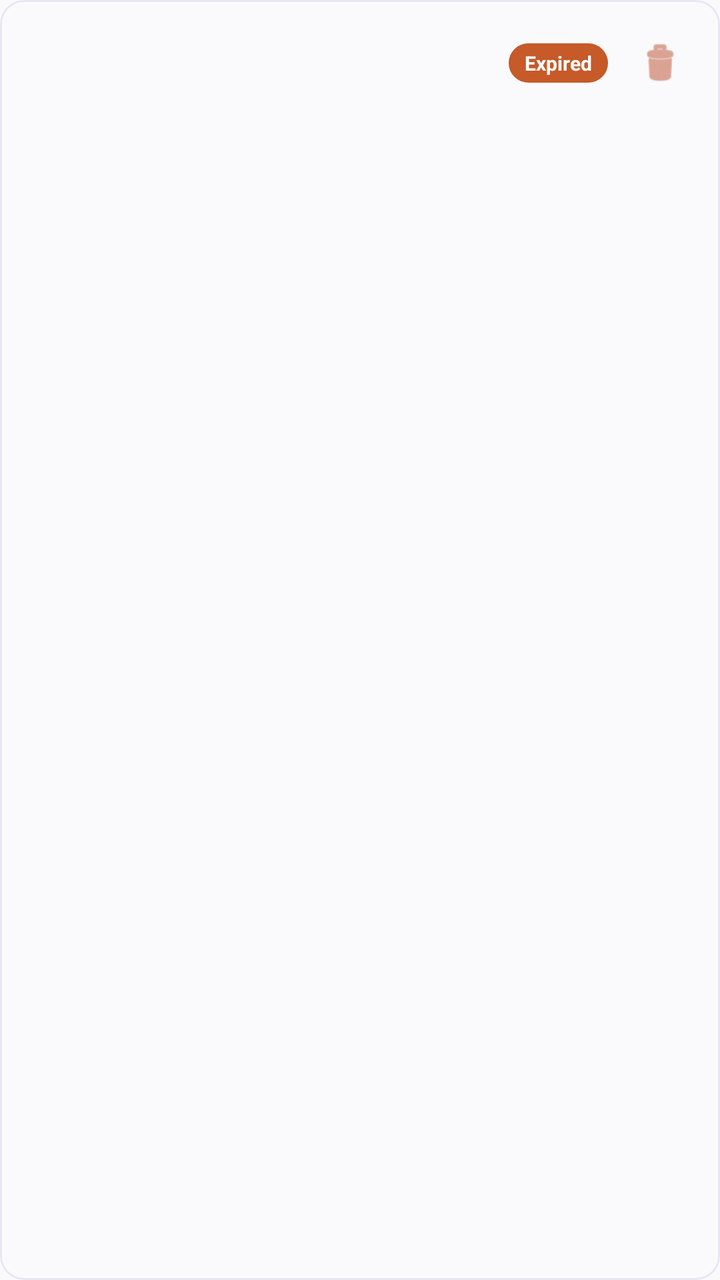
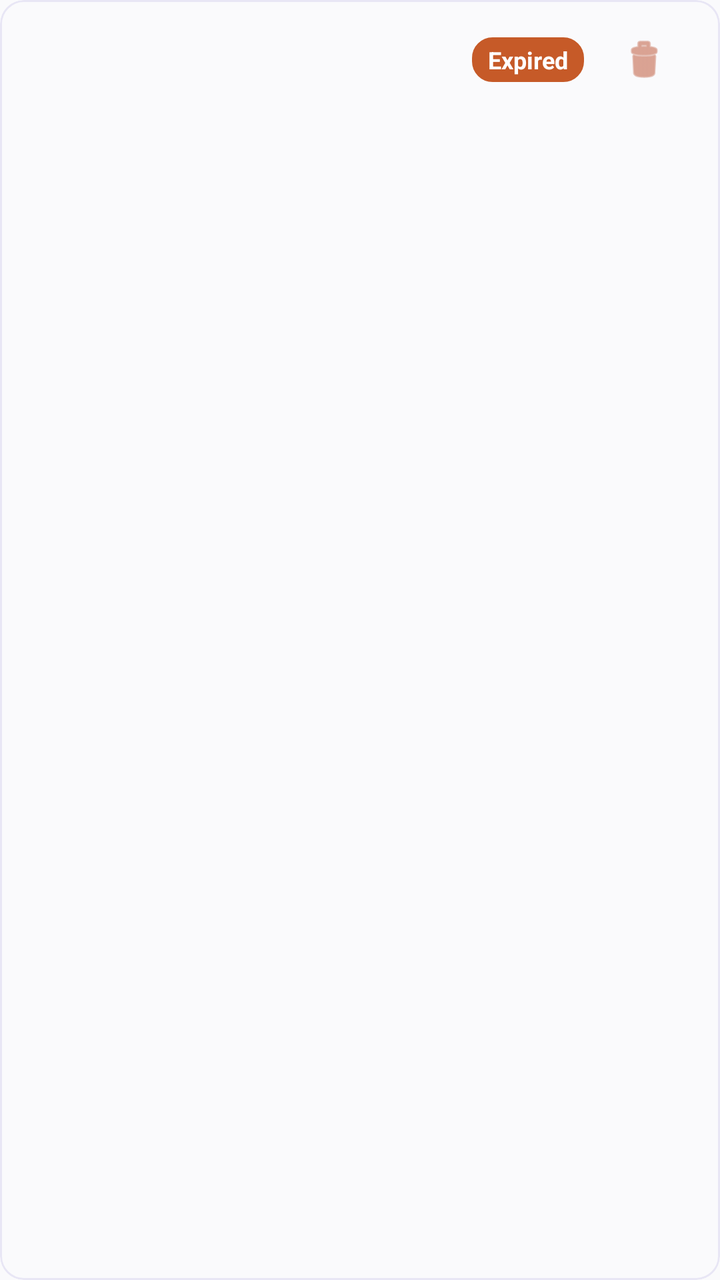

An Android layout rendered at two revisions. The XML below is the earlier revision; the diff shows what the commit changed to produce the second picture.
<!-- AndroidManifest.xml: application theme Theme.Reminder -->
<!-- res/layout/reminder_item.xml -->
<?xml version="1.0" encoding="utf-8"?>
<com.google.android.material.card.MaterialCardView xmlns:android="http://schemas.android.com/apk/res/android"
    xmlns:app="http://schemas.android.com/apk/res-auto"
    android:layout_width="match_parent"
    android:layout_height="wrap_content"
    android:layout_marginBottom="8dp"
    app:cardElevation="0dp"
    app:cardCornerRadius="12dp"
    app:strokeWidth="1dp"
    app:strokeColor="@color/colorDivider"
    app:cardBackgroundColor="@color/colorBackground">

    <LinearLayout
        android:layout_width="match_parent"
        android:layout_height="wrap_content"
        android:orientation="horizontal"
        android:gravity="center_vertical"
        android:paddingHorizontal="14dp"
        android:paddingVertical="12dp">

        
        <LinearLayout
            android:layout_width="0dp"
            android:layout_height="wrap_content"
            android:layout_weight="1"
            android:orientation="vertical">

            <TextView
                android:id="@+id/reminderText"
                android:layout_width="wrap_content"
                android:layout_height="wrap_content"
                android:textColor="?android:attr/textColorPrimary"
                android:textSize="14sp"
                android:textStyle="bold" />

            <TextView
                android:id="@+id/reminderTime"
                android:layout_width="wrap_content"
                android:layout_height="wrap_content"
                android:textColor="?android:attr/textColorSecondary"
                android:textSize="12sp"
                android:layout_marginTop="4dp" />
        </LinearLayout>

        
        <TextView
            android:id="@+id/expiredIcon"
            android:layout_width="wrap_content"
            android:layout_height="wrap_content"
            android:text="Expired"
            android:textColor="#FFFFFF"
            android:textSize="10sp"
            android:textStyle="bold"
            android:background="@drawable/rounded_secondary_button"
            android:paddingHorizontal="8dp"
            android:paddingVertical="3dp"
            android:layout_marginEnd="10dp"
            android:visibility="visible"
            app:backgroundTint="@color/colorExpired" />

        
        <ImageView
            android:id="@+id/rescheduleButton"
            android:layout_width="32dp"
            android:layout_height="32dp"
            android:background="?attr/selectableItemBackgroundBorderless"
            android:padding="4dp"
            android:contentDescription="Reschedule Reminder"
            android:src="@android:drawable/ic_menu_my_calendar"
            android:scaleType="centerInside"
            app:tint="@color/colorReschedule"
            android:clickable="true"
            android:focusable="true"
            android:layout_marginEnd="8dp"
            android:visibility="gone"/>

        
        <ImageView
            android:id="@+id/deleteButton"
            android:layout_width="32dp"
            android:layout_height="32dp"
            android:background="?attr/selectableItemBackgroundBorderless"
            android:padding="4dp"
            android:contentDescription="Delete Reminder"
            android:src="@android:drawable/ic_menu_delete"
            android:scaleType="centerInside"
            app:tint="@color/colorDelete"
            android:clickable="true"
            android:focusable="true"/>

    </LinearLayout>
</com.google.android.material.card.MaterialCardView>
<!-- resources referenced by this layout -->
<resources>
  <color name="colorBackground">@color/light_background</color>
  <color name="colorDelete">#C4684D</color>
  <color name="colorDivider">@color/light_divider</color>
  <color name="colorExpired">#C65A28</color>
  <color name="colorReschedule">@color/light_reschedule</color>
  <!-- drawable rounded_secondary_button (drawable) -->
  <?xml version="1.0" encoding="utf-8"?>
  <shape xmlns:android="http://schemas.android.com/apk/res/android"
      android:shape="rectangle">
      <solid android:color="#2A1A1A" />
      <stroke android:width="0.5dp" android:color="#3A2020" />
      <corners android:radius="10dp" />
  </shape>
  <style name="Theme.Reminder" parent="Theme.Material3.DayNight.NoActionBar">
          <item name="colorPrimary">@color/accent_purple</item>
          <item name="colorOnPrimary">@color/white</item>
          <item name="colorSecondary">@color/accent_purple</item>
          <item name="colorOnSecondary">@color/white</item>
          <item name="android:statusBarColor">@color/colorBackground</item>
          <item name="android:windowLightStatusBar" tools:targetApi="m">true</item>
          <item name="android:timePickerMode">spinner</item>
  
          
          <item name="android:windowBackground">@color/light_background</item>
          <item name="colorSurface">@color/light_surface</item>
          <item name="colorOnSurface">@color/light_text_primary</item>
      </style>
  <color name="light_background">#FAFAFC</color>
  <color name="light_divider">#E8E6F5</color>
  <color name="light_reschedule">#8D80FF</color>
  <color name="accent_purple">@color/colorAccent</color>
  <color name="white">#FFFFFFFF</color>
  <color name="light_surface">#FFFFFF</color>
  <color name="light_text_primary">#1D1B20</color>
  <color name="colorAccent">@color/light_primary</color>
  <color name="light_primary">#7B6FEA</color>
</resources>

<!-- the commit's change to res/layout/reminder_item.xml (unified diff, before → after) -->
@@ -16,7 +16,7 @@
         android:orientation="horizontal"
         android:gravity="center_vertical"
         android:paddingHorizontal="14dp"
-        android:paddingVertical="12dp">
+        android:paddingVertical="6dp">
 
         
         <LinearLayout
@@ -49,38 +49,38 @@
             android:layout_height="wrap_content"
             android:text="Expired"
             android:textColor="#FFFFFF"
-            android:textSize="10sp"
+            android:textSize="12sp"
             android:textStyle="bold"
             android:background="@drawable/rounded_secondary_button"
             android:paddingHorizontal="8dp"
             android:paddingVertical="3dp"
-            android:layout_marginEnd="10dp"
+            android:layout_marginEnd="6dp"
             android:visibility="visible"
             app:backgroundTint="@color/colorExpired" />
 
         
         <ImageView
             android:id="@+id/rescheduleButton"
-            android:layout_width="32dp"
-            android:layout_height="32dp"
+            android:layout_width="48dp"
+            android:layout_height="48dp"
             android:background="?attr/selectableItemBackgroundBorderless"
-            android:padding="4dp"
+            android:padding="12dp"
             android:contentDescription="Reschedule Reminder"
             android:src="@android:drawable/ic_menu_my_calendar"
             android:scaleType="centerInside"
             app:tint="@color/colorReschedule"
             android:clickable="true"
             android:focusable="true"
-            android:layout_marginEnd="8dp"
+            android:layout_marginEnd="4dp"
             android:visibility="gone"/>
 
         
         <ImageView
             android:id="@+id/deleteButton"
-            android:layout_width="32dp"
-            android:layout_height="32dp"
+            android:layout_width="48dp"
+            android:layout_height="48dp"
             android:background="?attr/selectableItemBackgroundBorderless"
-            android:padding="4dp"
+            android:padding="12dp"
             android:contentDescription="Delete Reminder"
             android:src="@android:drawable/ic_menu_delete"
             android:scaleType="centerInside"
<!-- resource entries referenced after the edit -->
@@ -7,12 +7,22 @@
   <color name="colorReschedule">@color/light_reschedule</color>
   <!-- drawable rounded_secondary_button (drawable) -->
   <?xml version="1.0" encoding="utf-8"?>
-  <shape xmlns:android="http://schemas.android.com/apk/res/android"
-      android:shape="rectangle">
-      <solid android:color="#2A1A1A" />
-      <stroke android:width="0.5dp" android:color="#3A2020" />
-      <corners android:radius="10dp" />
-  </shape>
+  <ripple xmlns:android="http://schemas.android.com/apk/res/android"
+      android:color="?attr/colorControlHighlight">
+      <item android:id="@android:id/mask">
+          <shape android:shape="rectangle">
+              <solid android:color="@android:color/white" />
+              <corners android:radius="10dp" />
+          </shape>
+      </item>
+      <item>
+          <shape android:shape="rectangle">
+              <solid android:color="#2A1A1A" />
+              <stroke android:width="0.5dp" android:color="#3A2020" />
+              <corners android:radius="10dp" />
+          </shape>
+      </item>
+  </ripple>
   <style name="Theme.Reminder" parent="Theme.Material3.DayNight.NoActionBar">
           <item name="colorPrimary">@color/accent_purple</item>
           <item name="colorOnPrimary">@color/white</item>
